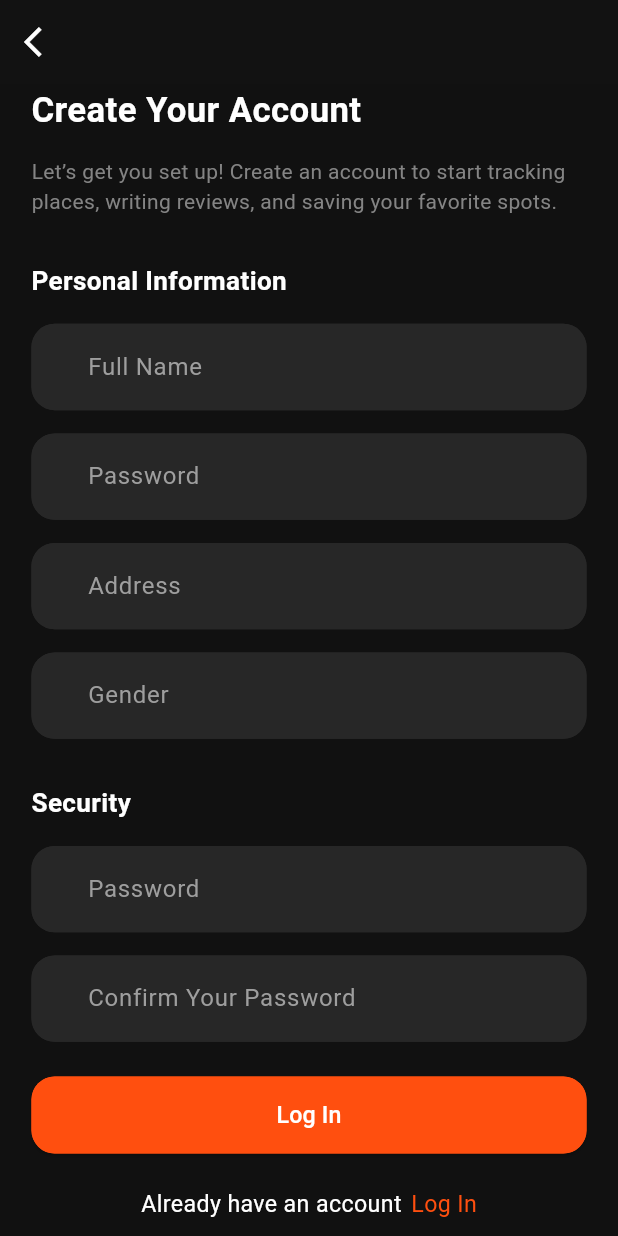
After one commit to sparktechagency/Map-My-Taste, a Flutter app: the SignUpScreen screen opened by its route, on a phone screen of 412 x 824 dp. The commit adds this screen. Run offline on Flutter 3.47's test engine with Material 3 defaults, Android fonts, the phone set to English and light mode, and no system bars; our stand-ins replace flutter_screenutil, flutter_svg, get, shared_preferences; accounts and stored records are empty; Roboto replaces fonts that are missing (Arial).

Commit message:
Sign Up Screen Done

```diff
--- a/lib/helpers/route.dart
+++ b/lib/helpers/route.dart
@@ -1,5 +1,6 @@
 import 'package:get/get.dart';
 import '../views/screen/Auth/sign_in_screen.dart';
+import '../views/screen/Auth/sign_up_screen.dart';
 import '../views/screen/Location/location_picker_screen.dart';
 import '../views/screen/Location/location_screen.dart';
 import '../views/screen/Splash/onboarding_screen.dart';
@@ -9,6 +10,7 @@ class AppRoutes{
   static String splashScreen="/splash_screen";
   static String onboardingScreen="/onboarding_screen";
   static String signInScreen="/sign_in_screen";
+  static String signUpScreen="/sign_up_screen";
   static String homeScreen="/home_screen";
   static String profileScreen="/profile_screen";
   static String categoriesScreen="/categories_screen";
@@ -19,6 +21,7 @@ class AppRoutes{
     GetPage(name:splashScreen, page: ()=>const SplashScreen()),
     GetPage(name:onboardingScreen, page: ()=>const OnboardingScreen()),
     GetPage(name:signInScreen, page: ()=> SignInScreen()),
+    GetPage(name:signUpScreen, page: ()=> SignUpScreen()),
   //  GetPage(name:homeScreen, page: ()=>const HomeScreen(),transition:Transition.noTransition),
   //  GetPage(name:categoriesScreen, page: ()=>const CategoriesScreen(),transition:Transition.noTransition),
    // GetPage(name:profileScreen, page: ()=>const ProfileScreen(),transition: Transition.noTransition),
--- a/lib/themes/dark_theme.dart
+++ b/lib/themes/dark_theme.dart
@@ -36,7 +36,7 @@ ThemeData dark({Color color = const Color(0xFF2683EB)}) => ThemeData(
               fontSize: 18.sp,
               fontFamily: 'Arial',
               color: AppColors.whiteColor),
-          iconTheme: IconThemeData(color: AppColors.borderColor)),
+          iconTheme: IconThemeData(color: AppColors.whiteColor)),
       textButtonTheme: TextButtonThemeData(
           style: TextButton.styleFrom(foregroundColor: color)),
       colorScheme: ColorScheme.dark(primary: color, secondary: color)
--- a/lib/views/base/custom_app_bar.dart
+++ b/lib/views/base/custom_app_bar.dart
@@ -1,8 +1,8 @@
-/*
 import 'package:flutter/material.dart';
 import 'package:flutter_screenutil/flutter_screenutil.dart';
 import 'package:get/get.dart';
-import 'package:project_template/views/base/custom_text.dart';
+
+import 'custom_text.dart';
 
 class CustomAppBar extends StatelessWidget implements PreferredSizeWidget {
   CustomAppBar({super.key, this.title});
@@ -25,4 +25,3 @@ class CustomAppBar extends StatelessWidget implements PreferredSizeWidget {
   @override
   Size get preferredSize => const Size.fromHeight(kToolbarHeight);
 }
-*/
--- a/lib/views/base/custom_text_field.dart
+++ b/lib/views/base/custom_text_field.dart
@@ -121,6 +121,7 @@ class _CustomTextFieldState extends State<CustomTextField> {
         suffixIconColor: AppColors.greyColor,
         prefixIconColor: AppColors.greyColor,
         labelText: widget.labelText,
+        labelStyle: TextStyle(color: Colors.grey),
         hintText: widget.hintText,
         hintStyle: TextStyle(color: AppColors.hintColor, fontFamily: 'Arial'),
         border: OutlineInputBorder(
--- a/lib/views/screen/Auth/sign_in_screen.dart
+++ b/lib/views/screen/Auth/sign_in_screen.dart
@@ -2,6 +2,7 @@ import 'package:flutter/material.dart';
 import 'package:flutter_screenutil/flutter_screenutil.dart';
 import 'package:flutter_svg/svg.dart';
 import 'package:get/get.dart';
+import 'package:map_my_taste/helpers/route.dart';
 import 'package:map_my_taste/utils/app_colors.dart';
 import 'package:map_my_taste/utils/app_icons.dart';
 import 'package:map_my_taste/utils/app_strings.dart';
@@ -25,13 +26,13 @@ class SignInScreen extends StatelessWidget {
             children: [
               SizedBox(height: 44.h),
               CustomText(
-                text: AppStrings.welcomeBack,
+                text: AppStrings.welcomeBack.tr,
                 fontWeight: FontWeight.w700,
                 fontSize: 24.sp,
                 bottom: 16.h,
               ),
               CustomText(
-                text: AppStrings.pleaseLogIn,
+                text: AppStrings.pleaseLogIn.tr,
                 maxLine: 5,
                 textAlign: TextAlign.start,
                 color: AppColors.greyColor,
@@ -40,13 +41,13 @@ class SignInScreen extends StatelessWidget {
               //============================> Email Controller <===================================
               CustomTextField(
                 controller: emailCTRL,
-                hintText: AppStrings.email.tr,
+                labelText: AppStrings.email.tr,
               ),
               SizedBox(height: 16.h),
               //============================> Password Controller <===================================
               CustomTextField(
                 controller: passCTRL,
-                hintText: AppStrings.password.tr,
+                labelText: AppStrings.password.tr,
               ),
               SizedBox(height: 16.h),
               //============================> Forgot Password Button <===================================
@@ -89,7 +90,7 @@ class SignInScreen extends StatelessWidget {
                   borderRadius: BorderRadius.circular(16.r),
                 ),
                 child: Padding(
-                  padding: const EdgeInsets.all(18.0),
+                  padding: EdgeInsets.all(16.w),
                   child: Row(
                     mainAxisAlignment: MainAxisAlignment.center,
                     children: [
@@ -115,7 +116,9 @@ class SignInScreen extends StatelessWidget {
                     right: 6.w,
                   ),
                   InkWell(
-                    onTap: () {},
+                    onTap: () {
+                      Get.toNamed(AppRoutes.signUpScreen);
+                    },
                     child: CustomText(
                       text: AppStrings.register.tr,
                       color: AppColors.primaryColor,
--- /dev/null
+++ b/lib/views/screen/Auth/sign_up_screen.dart
@@ -0,0 +1,124 @@
+import 'package:flutter/material.dart';
+import 'package:flutter_screenutil/flutter_screenutil.dart';
+import 'package:get/get.dart';
+import 'package:map_my_taste/helpers/route.dart';
+import 'package:map_my_taste/views/base/custom_app_bar.dart';
+import '../../../utils/app_colors.dart';
+import '../../../utils/app_strings.dart';
+import '../../base/custom_button.dart';
+import '../../base/custom_text.dart';
+import '../../base/custom_text_field.dart';
+
+class SignUpScreen extends StatelessWidget {
+   SignUpScreen({super.key});
+  final TextEditingController signUpNameCTRL = TextEditingController();
+  final TextEditingController signUpEmailCTRL = TextEditingController();
+  final TextEditingController signUpPhoneNumberCTRL = TextEditingController();
+  final TextEditingController signUpAddressCTRL = TextEditingController();
+  final TextEditingController signUpGenderCTRL = TextEditingController();
+  final TextEditingController signUpPassCTRL = TextEditingController();
+  final TextEditingController signUpConfirmPassCTRL = TextEditingController();
+
+  @override
+  Widget build(BuildContext context) {
+    return Scaffold(
+      appBar: CustomAppBar(title: ''),
+      body: SingleChildScrollView(
+        child: Padding(
+          padding: EdgeInsets.symmetric(horizontal: 20.w),
+          child: Column(
+            crossAxisAlignment: CrossAxisAlignment.start,
+            children: [
+              CustomText(
+                text: AppStrings.createYourAccount.tr,
+                fontWeight: FontWeight.w700,
+                fontSize: 24.sp,
+                bottom: 16.h,
+              ),
+              CustomText(
+                text: AppStrings.letGetYouSetUp.tr,
+                maxLine: 5,
+                textAlign: TextAlign.start,
+                color: AppColors.greyColor,
+                bottom: 32.h,
+              ),
+              //============================> Personal Information <===================================
+              CustomText(
+                text: AppStrings.personalInformation.tr,
+                fontSize: 18.sp,
+                fontWeight: FontWeight.w700,
+                bottom: 16.h,
+              ),
+              //============================> Name Controller <===================================
+              CustomTextField(
+                controller: signUpNameCTRL,
+                labelText: AppStrings.fullName.tr,
+              ),
+              SizedBox(height: 16.h),
+              //============================> Phone Number Controller <===================================
+              CustomTextField(
+                controller: signUpPhoneNumberCTRL,
+                labelText: AppStrings.password.tr,
+              ),
+              SizedBox(height: 16.h),
+              //============================> Address Controller <===================================
+              CustomTextField(
+                controller: signUpAddressCTRL,
+                labelText: AppStrings.address.tr,
+              ),
+              SizedBox(height: 16.h),
+              //============================> Gender Controller <===================================
+              CustomTextField(
+                controller: signUpGenderCTRL,
+                labelText: AppStrings.gender.tr,
+              ),
+              SizedBox(height: 32.h),
+              //============================> Security Information <===================================
+              CustomText(
+                text: AppStrings.security.tr,
+                fontSize: 18.sp,
+                fontWeight: FontWeight.w700,
+                bottom: 16.h,
+              ),
+              //============================> password Controller <===================================
+              CustomTextField(
+                controller: signUpPassCTRL,
+                labelText: AppStrings.password.tr,
+              ),
+              SizedBox(height: 16.h),
+              //============================> Confirm password Controller <===================================
+              CustomTextField(
+                controller: signUpConfirmPassCTRL,
+                labelText: AppStrings.confirmYourPassword.tr,
+              ),
+              SizedBox(height: 24.h),
+
+              //============================> Log In Button <===================================
+              CustomButton(onTap: () {}, text: AppStrings.logIn.tr),
+              SizedBox(height: 24.h),
+              //============================> Already have register yet? Register Row <===================================
+              Row(
+                mainAxisAlignment: MainAxisAlignment.center,
+                children: [
+                  CustomText(
+                    text: 'Already have an account'.tr,
+                    fontSize: 16.sp,
+                    right: 6.w,
+                  ),
+                  InkWell(
+                    onTap: () {Get.toNamed(AppRoutes.signInScreen);},
+                    child: CustomText(
+                      text: AppStrings.logIn.tr,
+                      color: AppColors.primaryColor,
+                      fontSize: 16.sp,
+                    ),
+                  ),
+                ],
+              ),
+            ],
+          ),
+        ),
+      ),
+    );
+  }
+}
```
